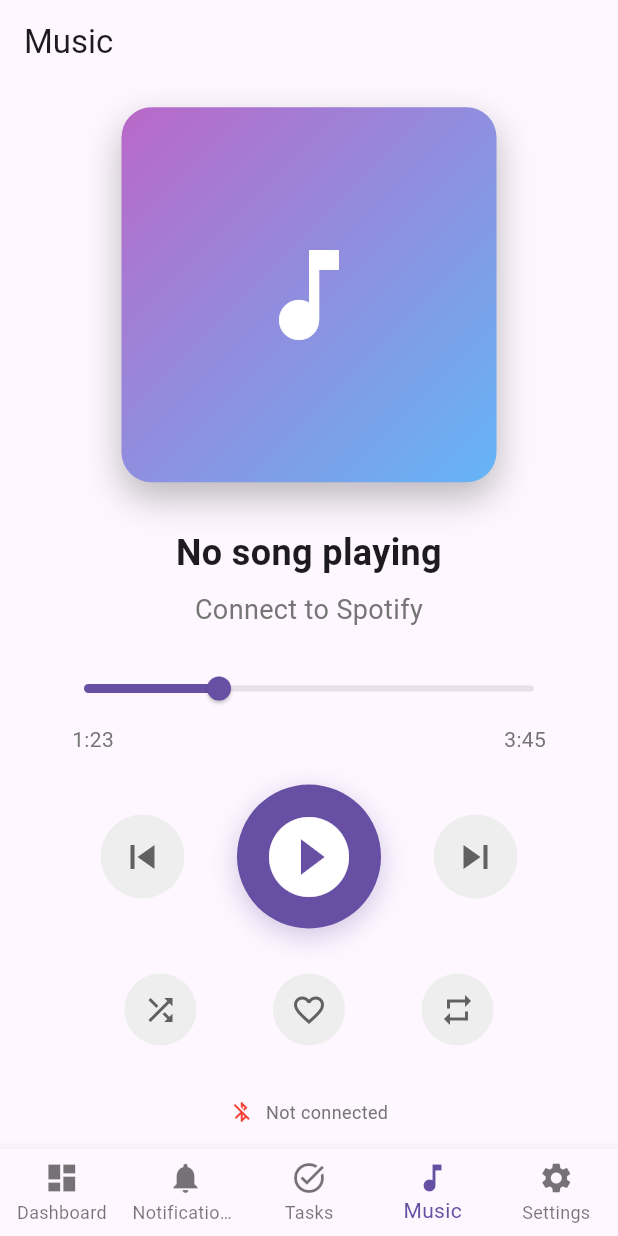
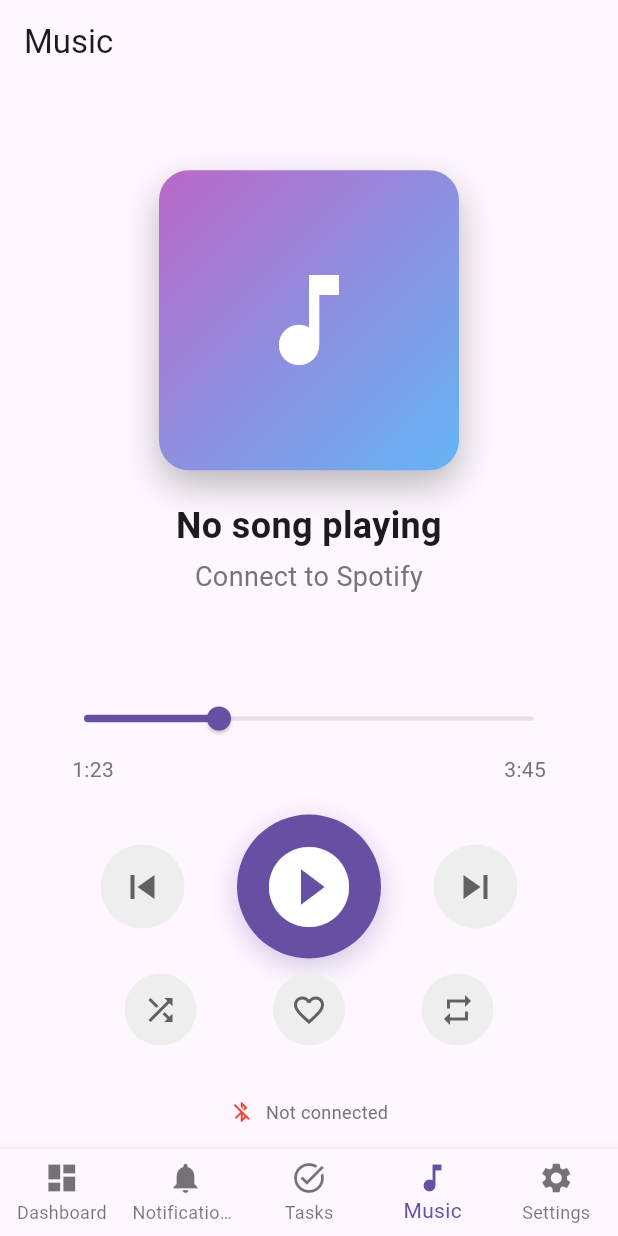
Before and after one commit to 0-manbir/deskcompanion, a Flutter app: the screen it shows after launch, item 4 of the bottom bar chosen, on a phone screen of 412 x 824 dp. Run offline on Flutter 3.47's test engine with Material 3 defaults, Android fonts, the phone set to English and light mode, and no system bars; our stand-ins replace flutter_blue_plus, flutter_dotenv, shared_preferences; missing offline and left inert: flutter_background_service, notification_listener_service, spotify_sdk, volume_controller.

Commit message:
Update Music Controls
this is before album art

```diff
--- a/deskcompanionapp/lib/pages/music_controls.dart
+++ b/deskcompanionapp/lib/pages/music_controls.dart
@@ -18,15 +18,15 @@ class MusicControls extends StatelessWidget {
               // Album Art and Song Info
               Expanded(
                 flex: 2,
-                child: Container(
+                child: SizedBox(
                   width: double.infinity,
                   child: Column(
                     mainAxisAlignment: MainAxisAlignment.center,
                     children: [
                       // Album Art
                       Container(
-                        width: 250,
-                        height: 250,
+                        width: 200,
+                        height: 200,
                         decoration: BoxDecoration(
                           borderRadius: BorderRadius.circular(20),
                           boxShadow: [
@@ -52,7 +52,7 @@ class MusicControls extends StatelessWidget {
                                 : _buildPlaceholderArt(),
                       ),
 
-                      SizedBox(height: 30),
+                      SizedBox(height: 20),
 
                       // Song Title
                       Text(
@@ -66,7 +66,7 @@ class MusicControls extends StatelessWidget {
                         overflow: TextOverflow.ellipsis,
                       ),
 
-                      SizedBox(height: 8),
+                      SizedBox(height: 4),
 
                       // Artist Name
                       Text(
@@ -86,7 +86,7 @@ class MusicControls extends StatelessWidget {
                   children: [
                     SliderTheme(
                       data: SliderTheme.of(context).copyWith(
-                        trackHeight: 4,
+                        trackHeight: 3,
                         thumbShape: RoundSliderThumbShape(
                           enabledThumbRadius: 8,
                         ),
@@ -149,7 +149,7 @@ class MusicControls extends StatelessWidget {
                 ),
               ),
 
-              SizedBox(height: 30),
+              SizedBox(height: 10),
 
               // Additional Controls
               Padding(
```
Also changed, not shown: deskcompanionapp/lib/services/desk_companion_service.dart (+28 -5 lines), 1 other file.
